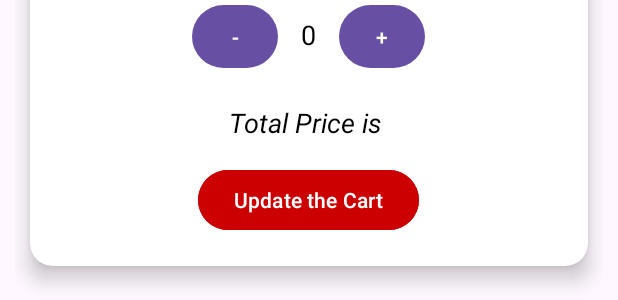
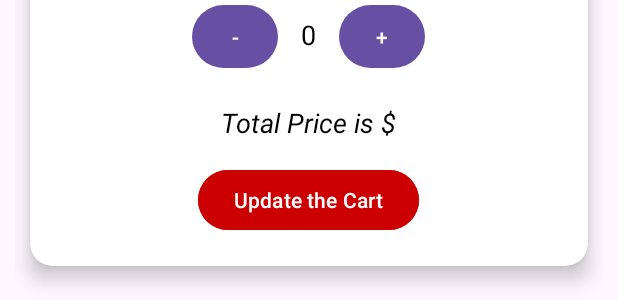
Before and after one commit to ChemieAi/coffeeorderappone, an Android app: the layout fragment_coffee_detail.xml on its own in the app's theme, with its tools: preview values and no code run, on a phone screen of 412 x 824 dp. Shown: the part 787-1087 px from the top of the screen. Run offline under Robolectric (Android 15) with nearby library versions, the phone set to English and light mode, and no system bars.

Commit message:
small updates

```diff
--- a/app/src/main/java/com/first/coffeeorderappone/CartFragment.java
+++ b/app/src/main/java/com/first/coffeeorderappone/CartFragment.java
@@ -111,7 +111,7 @@ public class CartFragment extends Fragment {
                         totalOrderCost += Integer.parseInt(String.valueOf(saveTotalCost.get(i)));
                     }
 
-                    orderSummary.setText("Total is " + String.valueOf(totalOrderCost));
+                    orderSummary.setText("Total is $" + String.valueOf(totalOrderCost));
 
                     totalOrderCost = 0;
                     saveTotalCost.clear();
--- a/app/src/main/java/com/first/coffeeorderappone/CoffeeDetailFragment.java
+++ b/app/src/main/java/com/first/coffeeorderappone/CoffeeDetailFragment.java
@@ -107,7 +107,7 @@ public class CoffeeDetailFragment extends Fragment {
                         quantityview.setText(String.valueOf(quantity));
 
                         totalPrice = quantity*price;
-                        orderINFO.setText(String.valueOf("Total Price is: "+ totalPrice));
+                        orderINFO.setText(String.valueOf("Total Price is: $"+ totalPrice));
 
                         firebaseFirestore.collection("Coffies").document(coffeid).update("quantity",quantity).addOnCompleteListener(new OnCompleteListener<Void>() {
                             @Override
--- a/app/src/main/res/layout/fragment_coffee_detail.xml
+++ b/app/src/main/res/layout/fragment_coffee_detail.xml
@@ -94,7 +94,7 @@
                 android:textColor="@color/black"
                 android:textSize="18sp"
                 android:layout_marginTop="20dp"
-                android:text="Total Price is "
+                android:text="Total Price is $"
                 />
             <Button
                 android:layout_width="wrap_content"
--- a/app/src/main/res/layout/fragment_login.xml
+++ b/app/src/main/res/layout/fragment_login.xml
@@ -4,6 +4,7 @@
     android:layout_width="match_parent"
     android:layout_height="match_parent"
     xmlns:app="http://schemas.android.com/apk/res-auto"
+    android:orientation="vertical"
     tools:context=".LoginFragment">
 
 
--- a/app/src/main/res/layout/fragment_register.xml
+++ b/app/src/main/res/layout/fragment_register.xml
@@ -4,6 +4,7 @@
     android:layout_width="match_parent"
     android:layout_height="match_parent"
     xmlns:app="http://schemas.android.com/apk/res-auto"
+    android:orientation="vertical"
     tools:context=".RegisterFragment">
 
     <androidx.appcompat.widget.SwitchCompat
```
Also changed, not shown: app/src/main/res/layout/fragment_cart.xml (+8 -6 lines).
